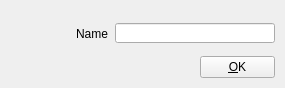
The window that src/Widgets/PresetDialog.ui (CasparCG/client) describes before a commit, drawn with Qt 5.
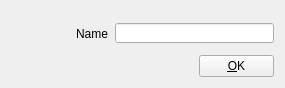
The same window after the commit. Icons and pictures are not drawn.

The edit to the form file:
```diff
--- a/src/Widgets/PresetDialog.ui
+++ b/src/Widgets/PresetDialog.ui
@@ -28,8 +28,8 @@
   <widget class="QPushButton" name="pushButtonOK">
    <property name="geometry">
     <rect>
-     <x>200</x>
-     <y>56</y>
+     <x>199</x>
+     <y>55</y>
      <width>75</width>
      <height>22</height>
     </rect>
@@ -65,7 +65,7 @@
     <rect>
      <x>115</x>
      <y>23</y>
-     <width>160</width>
+     <width>159</width>
      <height>20</height>
     </rect>
    </property>
```
